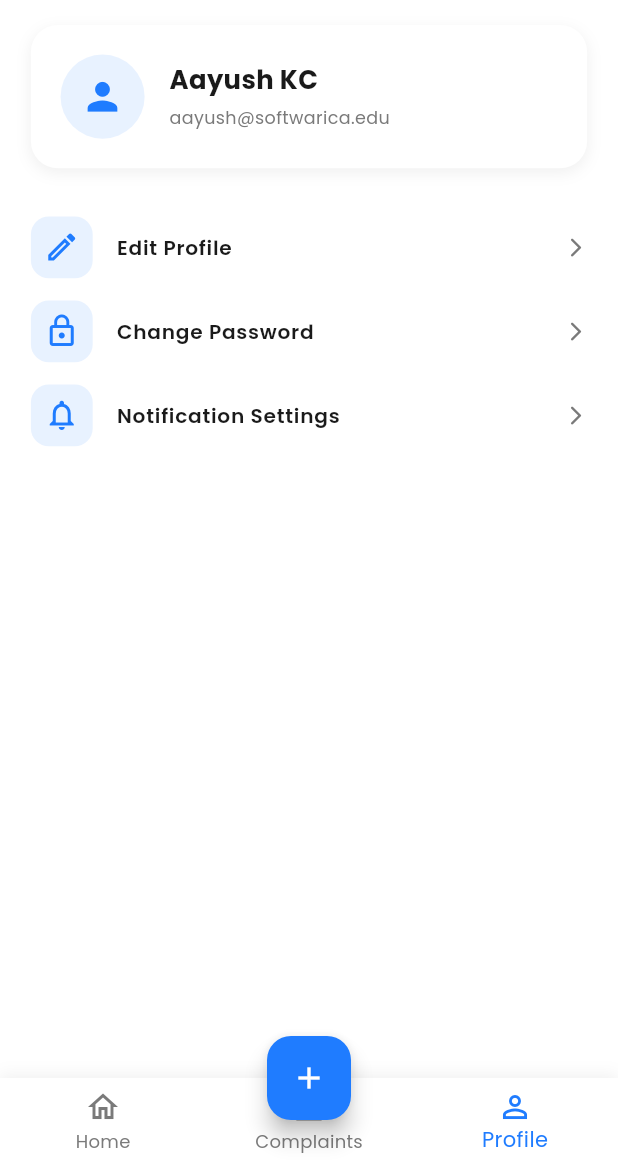
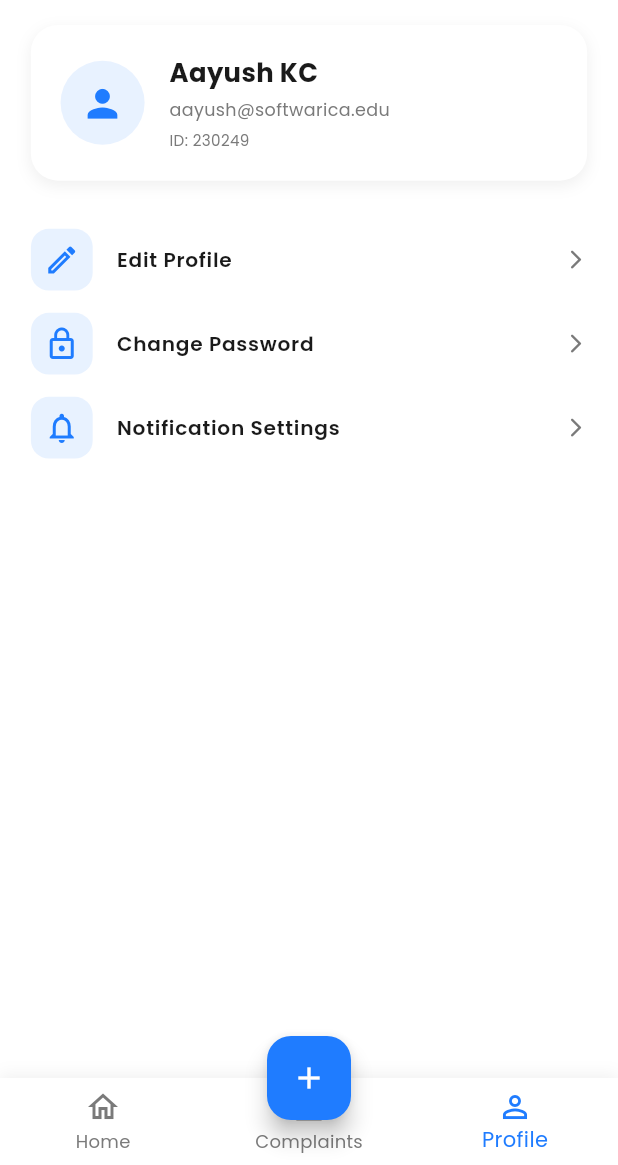
Before and after one commit to ayushkc777/complain_college, a Flutter app: the DashboardScreen screen opened directly, item 3 of the bottom bar chosen, on a phone screen of 412 x 824 dp, the part 71-1236 px from its top. Run offline on Flutter 3.47's test engine with Material 3 defaults, Android fonts, the phone set to English and light mode, and no system bars; our stand-ins replace flutter_riverpod, flutter_svg, google_fonts, responsive_sizer; missing offline and left inert: lost_n_found.

Commit message:
Sprint 2: add profile details

```diff
--- a/lib/screens/dashboard/tabs/profile_tab.dart
+++ b/lib/screens/dashboard/tabs/profile_tab.dart
@@ -66,6 +66,14 @@ class ProfileTab extends StatelessWidget {
                           color: AppColors.textGrey,
                         ),
                       ),
+                      SizedBox(height: 0.5.h),
+                      Text(
+                        "ID: 230249",
+                        style: TextStyle(
+                          fontSize: 13.sp,
+                          color: AppColors.textGrey,
+                        ),
+                      ),
                     ],
                   ),
                 ],
```
